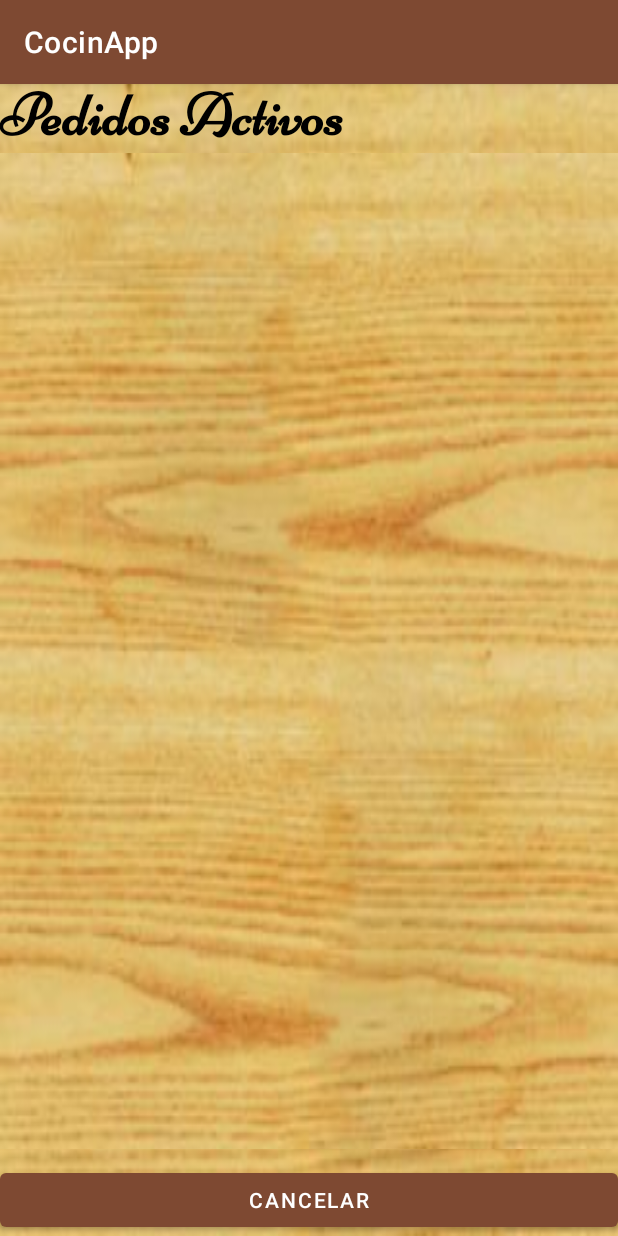
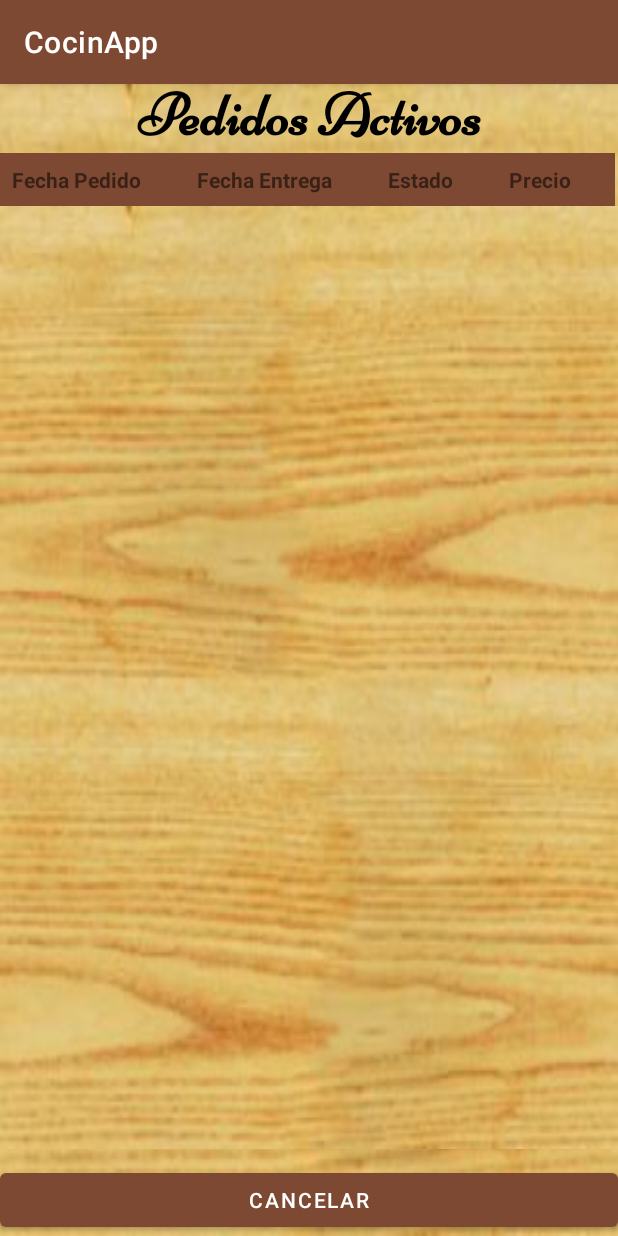
Before and after one commit to jvidalhern/CocinApp, an Android app: the VerPedidoActivity screen opened directly, with no data from a screen before it, on a phone screen of 412 x 824 dp. Run offline under Robolectric (Android 15) with nearby library versions, the phone set to English and light mode, and no system bars; our stand-ins replace Firebase (no records; nobody signed in at launch, a user with empty details on screens opened directly).

Commit message:
Mejora visual de las vistas del pedidos_activos_vista.xml y ppricipal

```diff
--- a/app/src/main/res/layout/activity_pantalla_principal.xml
+++ b/app/src/main/res/layout/activity_pantalla_principal.xml
@@ -82,7 +82,7 @@
             android:layout_width="match_parent"
             android:layout_height="wrap_content"
             android:layout_marginTop="16dp"
-            android:text="@string/pedidos" />
+            android:text="@string/pedidos_activos" />
         <Button
             android:id="@+id/verHistoricoButton"
             android:layout_width="match_parent"
--- a/app/src/main/res/layout/activity_ver_pedido.xml
+++ b/app/src/main/res/layout/activity_ver_pedido.xml
@@ -8,16 +8,47 @@
     tools:context=".VerPedidoActivity">
     <TextView
         android:id="@+id/confirmarPedidoTextView"
-        android:layout_width="wrap_content"
+        android:layout_width="match_parent"
         android:layout_height="wrap_content"
         android:layout_marginTop="-3dp"
+        android:gravity="center"
         android:text="@string/pedidos_activos"
         android:textColor="#000000"
         android:textSize="40sp"
         android:fontFamily="@font/niconne"
         android:textStyle="bold"
         />
-
+    <TableLayout
+        android:layout_width="match_parent"
+        android:layout_height="wrap_content"
+        android:stretchColumns="*">
+    <TableRow>
+            <TextView
+                android:gravity="left"
+                android:padding="8dp"
+                android:text="@string/fecha_pedido"
+                android:background="@color/principal"
+                android:textStyle="bold" />
+            <TextView
+                android:gravity="left"
+                android:padding="8dp"
+                android:text="@string/fecha_entrega"
+                android:background="@color/principal"
+                android:textStyle="bold" />
+            <TextView
+                android:gravity="left"
+                android:padding="8dp"
+                android:text="@string/estado"
+                android:background="@color/principal"
+                android:textStyle="bold" />
+            <TextView
+                android:gravity="left"
+                android:padding="8dp"
+                android:text="@string/precio"
+                android:background="@color/principal"
+                android:textStyle="bold" />
+        </TableRow>
+    </TableLayout>
     <ListView
         android:id="@+id/listaPedidosActivos"
         android:layout_width="match_parent"
@@ -25,8 +56,8 @@
         android:layout_weight="5"
         android:background="@drawable/fondo"
         android:descendantFocusability="beforeDescendants"
-
-        android:dividerHeight="8dp" />
+        android:divider="@color/principal"
+        android:dividerHeight="20dp" />
         <Button
             android:id="@+id/cancelVerPedidosActivosButton"
             android:layout_width="match_parent"
--- a/app/src/main/res/values/colors.xml
+++ b/app/src/main/res/values/colors.xml
@@ -7,4 +7,5 @@
     <color name="teal_700">#FF018786</color>
     <color name="black">#FF000000</color>
     <color name="white">#FFFFFFFF</color>
+    <color name="principal">#7E4932</color>
 </resources>
--- a/app/src/main/res/values/strings.xml
+++ b/app/src/main/res/values/strings.xml
@@ -53,4 +53,5 @@
     <string name="fecha_entrega">Fecha Entrega</string>
     <string name="estado">Estado</string>
     <string name="precio">Precio</string>
+    <string name="comentarios">"Comentarios: "</string>
 </resources>
```
Also changed, not shown: app/src/main/java/vidal/juan/cocinapp/VerPedidoActivity.java (+22 -0 lines), app/src/main/res/layout/pedidos_activos_vista.xml (+10 -31 lines).
